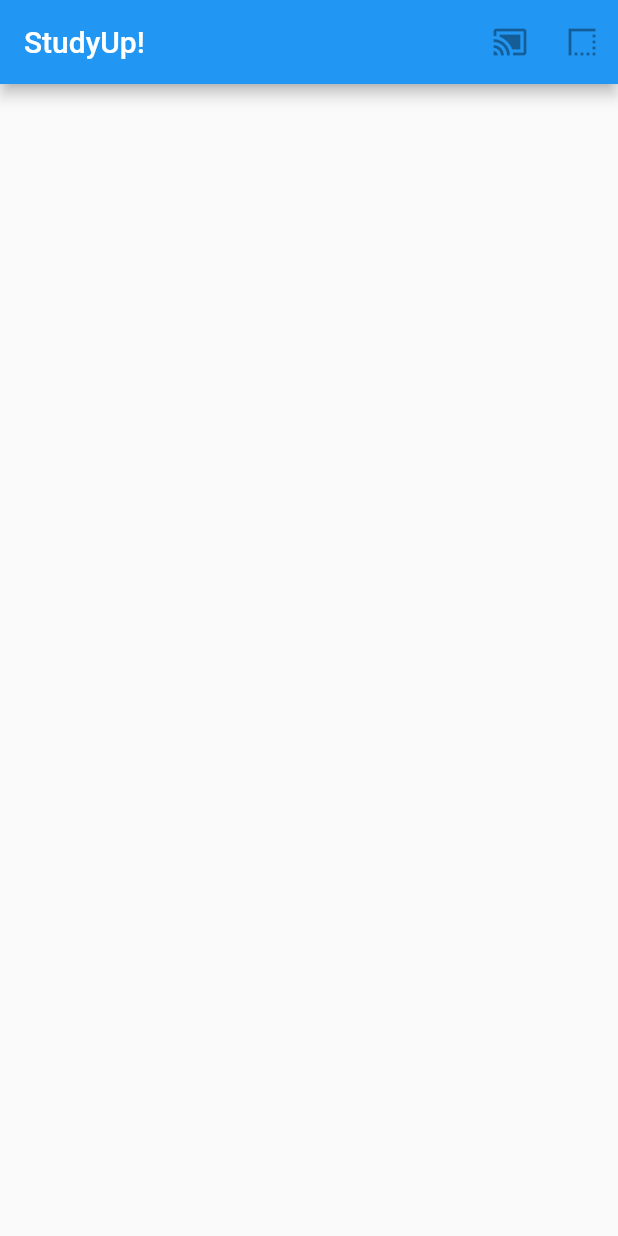
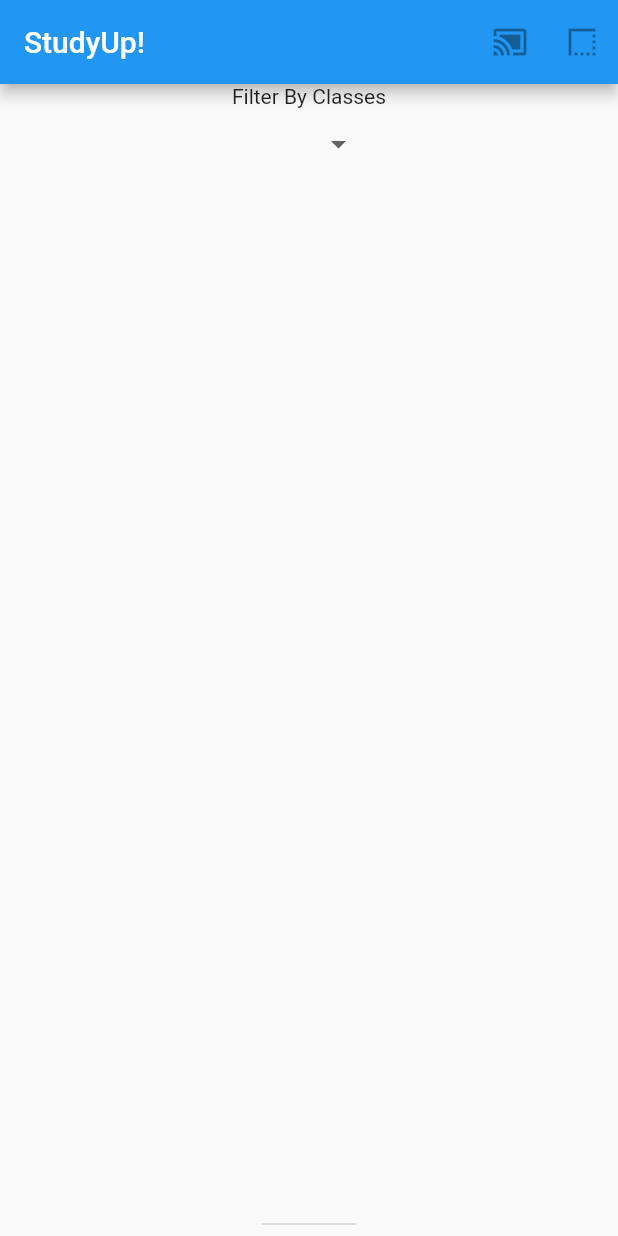
Before and after one commit to timothy-e/studyup, a Flutter app: the screen it shows after launch, on a phone screen of 412 x 824 dp. Run offline on Flutter 3.47's test engine with Material 2 defaults, Android fonts, the light colour scheme and no system bars.

Commit message:
Added a wigit

```diff
--- a/lib/main.dart
+++ b/lib/main.dart
@@ -27,8 +27,31 @@ class StudySessionsState extends State<StudySessions>{
           )
         ]
       ),
+      body: _filterClasses(),
     );
   }
+
+  Widget _filterClasses(){
+    return Column(
+      children: <Widget>[
+        Center(
+          child: Text('Filter By Classes')
+        ),
+        Expanded(
+          child: DropdownButton<String>(
+            items: <String>['2AA4', '2XB3', '2CO3', '2FA3', '2GA3'].map((String value) {
+              return new DropdownMenuItem<String>(
+                value: value,
+                child: new Text(value),
+              );
+            }).toList(),
+            onChanged: (_) {},
+          ),
+        ),
+      ],
+    );
+  }
+
 }
 
 class StudySessions extends StatefulWidget{
```
